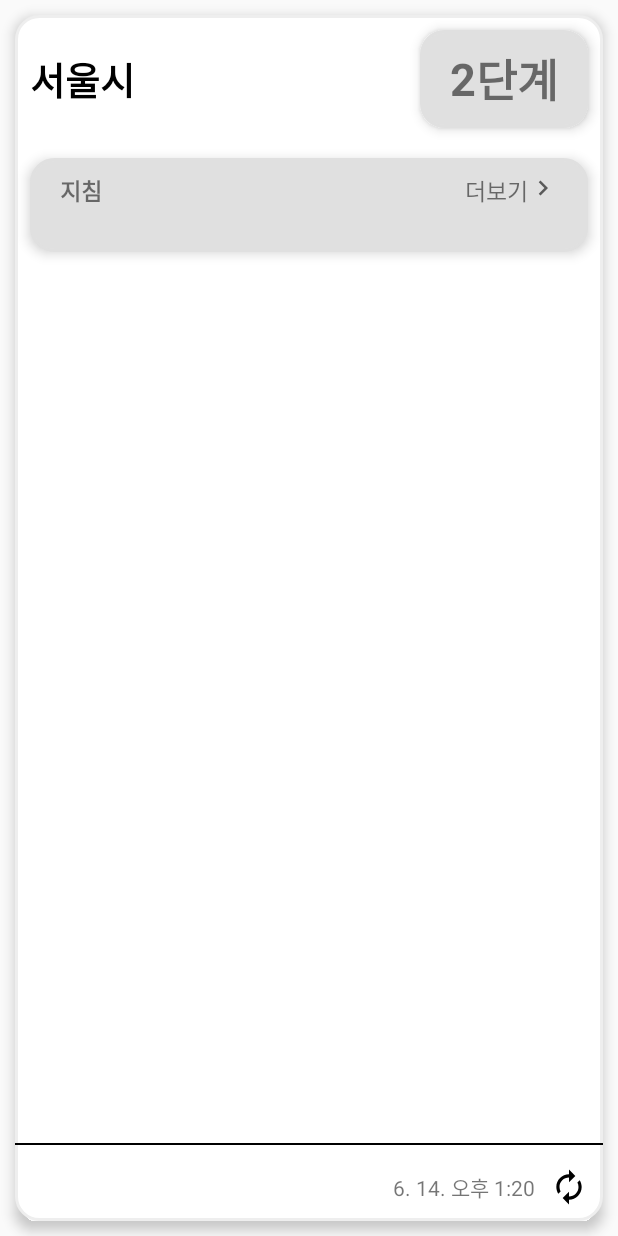
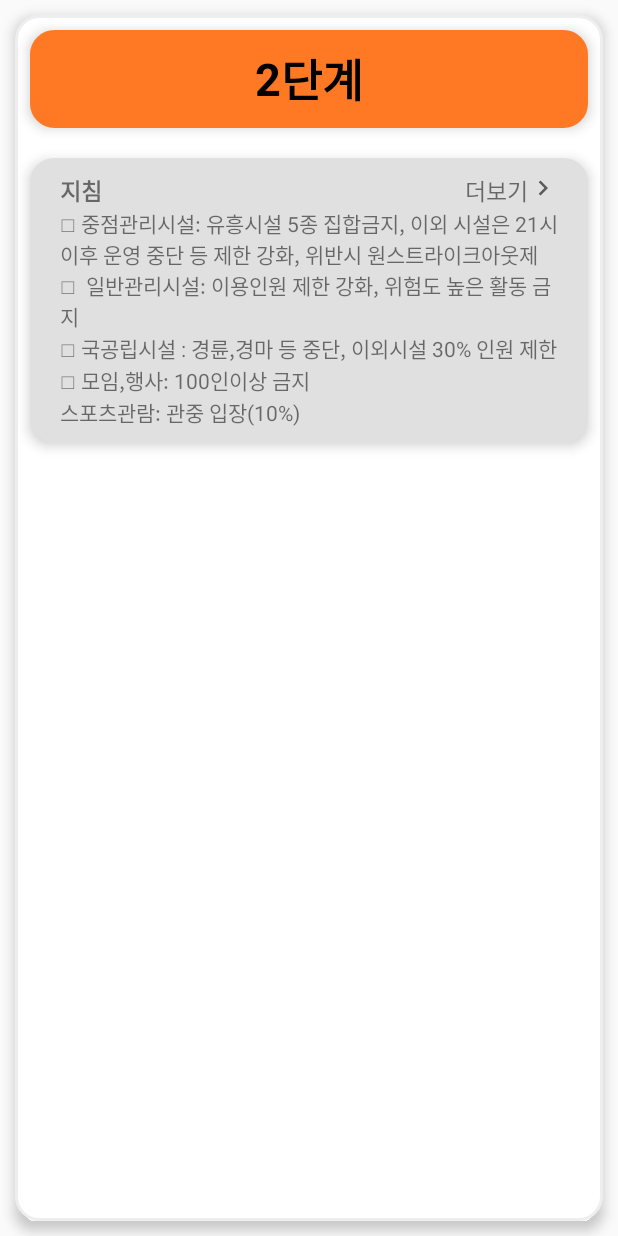
Before and after one commit to leeshble/CovidInfoApp, an Android app: the layout corona_widget.xml on its own in the app's theme, with its tools: preview values and no code run, on a phone screen of 412 x 824 dp. Run offline under Robolectric (Android 15) with nearby library versions, the light colour scheme and no system bars.

Commit message:
[FE] fix : Weiget 수정

```diff
--- a/app/src/main/res/layout/corona_widget.xml
+++ b/app/src/main/res/layout/corona_widget.xml
@@ -23,6 +23,7 @@
             android:padding="10dp">
 
             <TextView
+                android:visibility="gone"
                 android:id="@+id/widget_title_text"
                 android:layout_width="wrap_content"
                 android:layout_height="wrap_content"
@@ -35,10 +36,10 @@
 
         <LinearLayout
             android:id="@+id/linearLayout"
-            android:layout_width="wrap_content"
+            android:layout_width="match_parent"
             android:layout_height="85dp"
             android:background="@drawable/round_bg"
-            android:backgroundTint="@color/light_gray"
+            android:backgroundTint="#FF7925"
             android:gravity="center"
             android:orientation="horizontal"
             android:layout_margin="10dp"
@@ -54,6 +55,7 @@
                 android:layout_width="wrap_content"
                 android:layout_height="wrap_content"
                 android:text="2"
+                android:textColor="@color/black"
                 android:textSize="30dp"
                 android:textStyle="bold" />
 
@@ -61,6 +63,7 @@
                 android:layout_width="wrap_content"
                 android:layout_height="wrap_content"
                 android:text="단계"
+                android:textColor="@color/black"
                 android:textSize="30dp"
                 android:textStyle="bold" />
 
@@ -120,18 +123,40 @@
         <LinearLayout
             android:id="@+id/item_list_layout1"
             android:layout_width="match_parent"
-            android:layout_height="wrap_content"
+            android:layout_height="match_parent"
             android:orientation="vertical">
 
             <TextView
-                android:id="@+id/widget_guide_text"
                 android:layout_width="match_parent"
-                android:layout_height="wrap_content" />
+                android:layout_height="wrap_content"
+                android:text="□ 중점관리시설: 유흥시설 5종 집합금지, 이외 시설은 21시 이후 운영 중단 등 제한 강화, 위반시 원스트라이크아웃제"/>
+
+            <TextView
+                android:layout_width="match_parent"
+                android:layout_height="wrap_content"
+                android:text="□  일반관리시설: 이용인원 제한 강화, 위험도 높은 활동 금지"/>
+
+            <TextView
+                android:layout_width="match_parent"
+                android:layout_height="wrap_content"
+                android:text="□ 국공립시설 : 경륜,경마 등 중단, 이외시설 30% 인원 제한"/>
+
+            <TextView
+                android:layout_width="match_parent"
+                android:layout_height="wrap_content"
+                android:text="□ 모임,행사: 100인이상 금지"/>
+
+            <TextView
+                android:layout_width="match_parent"
+                android:layout_height="wrap_content"
+                android:text="스포츠관람: 관중 입장(10%)"/>
+
 
         </LinearLayout>
     </LinearLayout>
 
     <LinearLayout
+        android:visibility="gone"
         android:layout_width="match_parent"
         android:layout_height="wrap_content"
         android:layout_alignParentBottom="true"
--- a/app/src/main/res/xml/corona_widget_info.xml
+++ b/app/src/main/res/xml/corona_widget_info.xml
@@ -3,7 +3,7 @@
     android:initialKeyguardLayout="@layout/corona_widget"
     android:initialLayout="@layout/corona_widget"
     android:minWidth="250dp"
-    android:minHeight="180dp"
+    android:minHeight="110dp"
     android:previewImage="@drawable/round_bg"
     android:resizeMode="horizontal|vertical"
     android:updatePeriodMillis="86400000"
```
Also changed, not shown: app/src/main/java/com/corona/coronaapp/activity/MainActivity.java (+6 -6 lines), app/src/main/java/com/corona/coronaapp/widget/CoronaWidget.java (+12 -17 lines).
